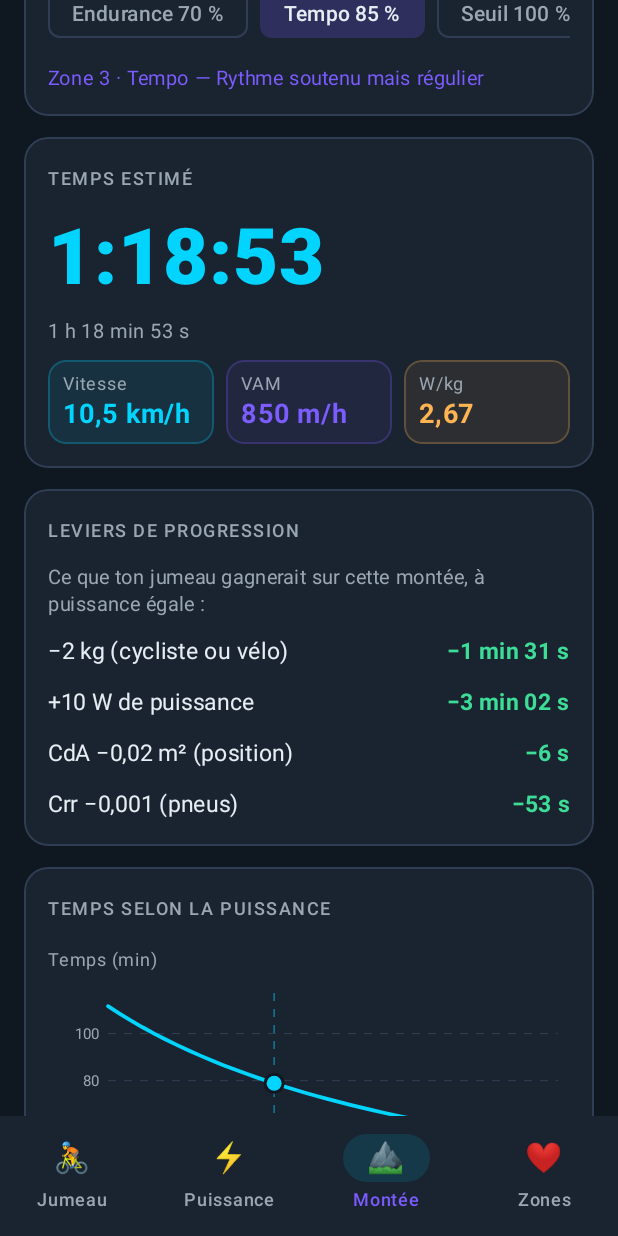
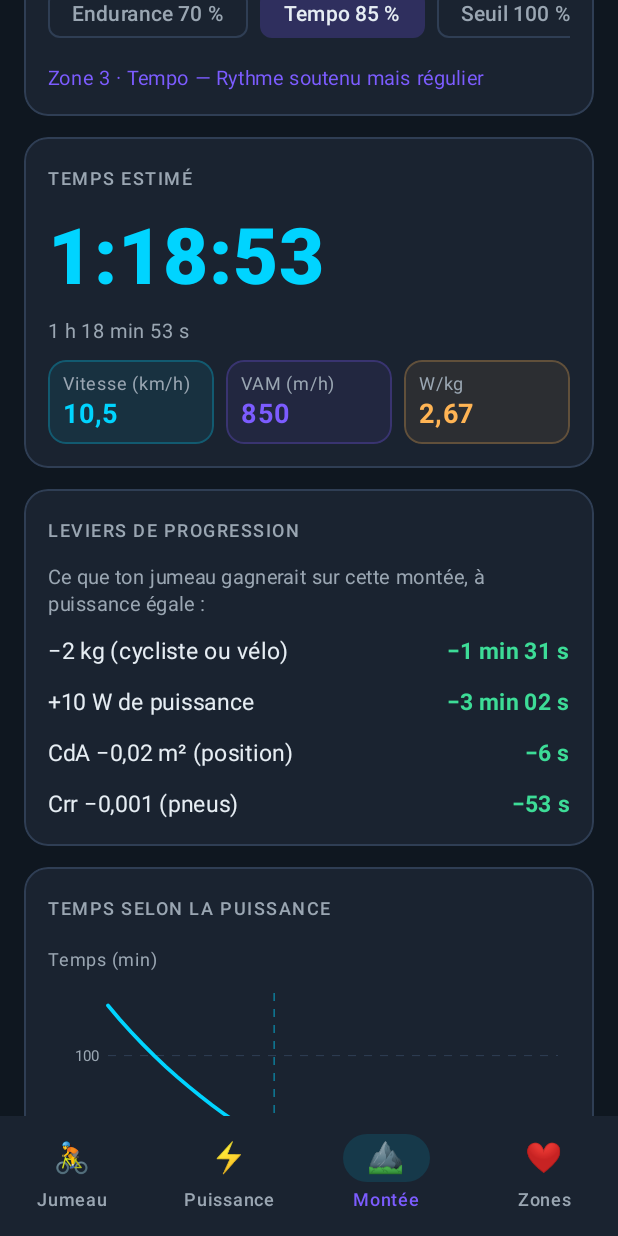
Before and after one commit to cycloliv71-tech/simulateur-cycliste, an Android app built with Jetpack Compose: the screen it shows after launch (MainActivity), item 3 of the bottom bar chosen, scrolled down 520 dp, on a phone screen of 412 x 824 dp. Run offline under Robolectric (Android 15) with nearby library versions, the phone set to English and light mode, and no system bars.

Commit message:
Corrige la mise en page relevée sur les captures
- tuiles de statistiques à hauteur égale, unités dans les libellés
- interligne resserré dans la liste des zones
- courbe du temps de montée sans axe forcé à zéro

Co-Authored-By: Claude Opus 5.5 <noreply@anthropic.com>
Claude-Session: https://claude.ai/code/session_016vW53R5gRBh7ZHuzAXnkmj

```diff
--- a/android/app/src/main/java/fr/cycliste/jumeau/ui/Composants.kt
+++ b/android/app/src/main/java/fr/cycliste/jumeau/ui/Composants.kt
@@ -170,6 +170,7 @@ fun Statistique(
 ) {
     Column(
         modifier
+            .fillMaxHeight()
             .clip(RoundedCornerShape(12.dp))
             .background(couleur.copy(alpha = 0.08f))
             .border(1.dp, couleur.copy(alpha = 0.25f), RoundedCornerShape(12.dp))
@@ -304,6 +305,7 @@ fun Courbe(
     libelleY: String,
     marqueur: Pair<Double, Double>? = null,
     formatY: (Double) -> String = { it.roundToInt().toString() },
+    depuisZero: Boolean = true,
 ) {
     val mesureur = rememberTextMeasurer()
     val styleAxe = TextStyle(color = Couleurs.TexteClair, fontSize = 10.sp)
@@ -319,10 +321,13 @@ fun Courbe(
             if (tous.isEmpty()) return@Canvas
             val xMin = tous.minOf { it.first }
             val xMax = tous.maxOf { it.first }
-            val yMin = minOf(0.0, tous.minOf { it.second })
+            var yMin = tous.minOf { it.second }
             var yMax = tous.maxOf { it.second }
+            if (depuisZero) yMin = minOf(0.0, yMin)
             if (yMax <= yMin) yMax = yMin + 1.0
-            yMax += (yMax - yMin) * 0.05
+            val marge = (yMax - yMin) * 0.05
+            yMax += marge
+            if (!depuisZero) yMin -= marge
 
             val gauche = 40.dp.toPx()
             val droite = 8.dp.toPx()
--- a/android/app/src/main/java/fr/cycliste/jumeau/ui/EcranJumeau.kt
+++ b/android/app/src/main/java/fr/cycliste/jumeau/ui/EcranJumeau.kt
@@ -1,8 +1,10 @@
 package fr.cycliste.jumeau.ui
 
 import androidx.compose.foundation.layout.Arrangement
+import androidx.compose.foundation.layout.IntrinsicSize
 import androidx.compose.foundation.layout.Row
 import androidx.compose.foundation.layout.fillMaxWidth
+import androidx.compose.foundation.layout.height
 import androidx.compose.material3.OutlinedButton
 import androidx.compose.material3.OutlinedTextField
 import androidx.compose.material3.Text
@@ -130,7 +132,7 @@ private fun CarteResume(profil: Profil) {
     val puissance30 = profil.puissance(30.0, 0.0).totale
 
     Carte(profil.nom.ifBlank { "Mon jumeau" }) {
-        Row(Modifier.fillMaxWidth(), horizontalArrangement = Arrangement.spacedBy(8.dp)) {
+        Row(Modifier.fillMaxWidth().height(IntrinsicSize.Min), horizontalArrangement = Arrangement.spacedBy(8.dp)) {
             Statistique(
                 "W/kg à FTP",
                 profil.wattsParKg.fr(2),
--- a/android/app/src/main/java/fr/cycliste/jumeau/ui/EcranMontee.kt
+++ b/android/app/src/main/java/fr/cycliste/jumeau/ui/EcranMontee.kt
@@ -2,8 +2,10 @@ package fr.cycliste.jumeau.ui
 
 import androidx.compose.foundation.horizontalScroll
 import androidx.compose.foundation.layout.Arrangement
+import androidx.compose.foundation.layout.IntrinsicSize
 import androidx.compose.foundation.layout.Row
 import androidx.compose.foundation.layout.fillMaxWidth
+import androidx.compose.foundation.layout.height
 import androidx.compose.foundation.rememberScrollState
 import androidx.compose.material3.FilterChip
 import androidx.compose.material3.FilterChipDefaults
@@ -141,9 +143,9 @@ fun EcranMontee(profil: Profil) {
         Carte("Temps estimé") {
             GrosChiffre(formaterChrono(resultat.tempsS), "", etiquette = "temps_montee")
             Remarque(formaterDuree(resultat.tempsS))
-            Row(Modifier.fillMaxWidth(), horizontalArrangement = Arrangement.spacedBy(8.dp)) {
-                Statistique("Vitesse", "${resultat.vitesseKmh.fr(1)} km/h", Modifier.weight(1f), Couleurs.Accent)
-                Statistique("VAM", "${resultat.vamMh.roundToInt()} m/h", Modifier.weight(1f), Couleurs.Accent2)
+            Row(Modifier.fillMaxWidth().height(IntrinsicSize.Min), horizontalArrangement = Arrangement.spacedBy(8.dp)) {
+                Statistique("Vitesse (km/h)", resultat.vitesseKmh.fr(1), Modifier.weight(1f), Couleurs.Accent)
+                Statistique("VAM (m/h)", "${resultat.vamMh.roundToInt()}", Modifier.weight(1f), Couleurs.Accent2)
                 Statistique(
                     "W/kg",
                     (puissance / profil.poidsCycliste).fr(2),
@@ -179,6 +181,7 @@ fun EcranMontee(profil: Profil) {
                 libelleX = "Puissance moyenne (W)",
                 libelleY = "Temps (min)",
                 marqueur = puissance to resultat.tempsS / 60.0,
+                depuisZero = false,
             )
         }
     }
--- a/android/app/src/main/java/fr/cycliste/jumeau/ui/EcranPuissance.kt
+++ b/android/app/src/main/java/fr/cycliste/jumeau/ui/EcranPuissance.kt
@@ -1,8 +1,10 @@
 package fr.cycliste.jumeau.ui
 
 import androidx.compose.foundation.layout.Arrangement
+import androidx.compose.foundation.layout.IntrinsicSize
 import androidx.compose.foundation.layout.Row
 import androidx.compose.foundation.layout.fillMaxWidth
+import androidx.compose.foundation.layout.height
 import androidx.compose.runtime.Composable
 import androidx.compose.runtime.getValue
 import androidx.compose.runtime.mutableStateOf
@@ -56,7 +58,7 @@ fun EcranPuissance(profil: Profil) {
                 )
             }
 
-            Row(Modifier.fillMaxWidth(), horizontalArrangement = Arrangement.spacedBy(8.dp)) {
+            Row(Modifier.fillMaxWidth().height(IntrinsicSize.Min), horizontalArrangement = Arrangement.spacedBy(8.dp)) {
                 Statistique("Gravité", "${p.gravite.roundToInt()} W", Modifier.weight(1f), Couleurs.Accent2)
                 Statistique("Roulement", "${p.roulement.roundToInt()} W", Modifier.weight(1f), Couleurs.Warn)
                 Statistique("Aéro", "${p.aero.roundToInt()} W", Modifier.weight(1f), Couleurs.AeroClair)
--- a/android/app/src/main/java/fr/cycliste/jumeau/ui/EcranZones.kt
+++ b/android/app/src/main/java/fr/cycliste/jumeau/ui/EcranZones.kt
@@ -86,10 +86,11 @@ private fun LigneZone(bornes: BornesZone) {
                 "Z${zone.numero} · ${zone.nom}",
                 fontWeight = FontWeight.Bold,
                 fontSize = 16.sp,
+                lineHeight = 22.sp,
                 color = couleur,
             )
-            Text(pourcentages, fontSize = 12.sp, color = Couleurs.TexteClair)
-            Text(zone.description, fontSize = 12.sp, color = Couleurs.TexteClair)
+            Text(pourcentages, fontSize = 12.sp, lineHeight = 16.sp, color = Couleurs.TexteClair)
+            Text(zone.description, fontSize = 12.sp, lineHeight = 16.sp, color = Couleurs.TexteClair)
         }
         Text(
             watts,
```
